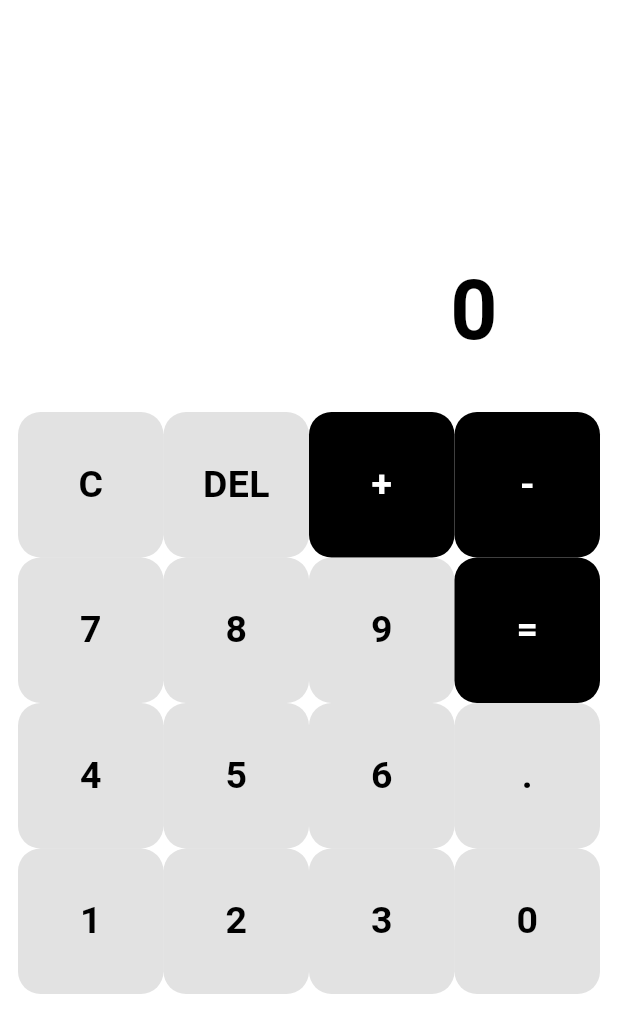
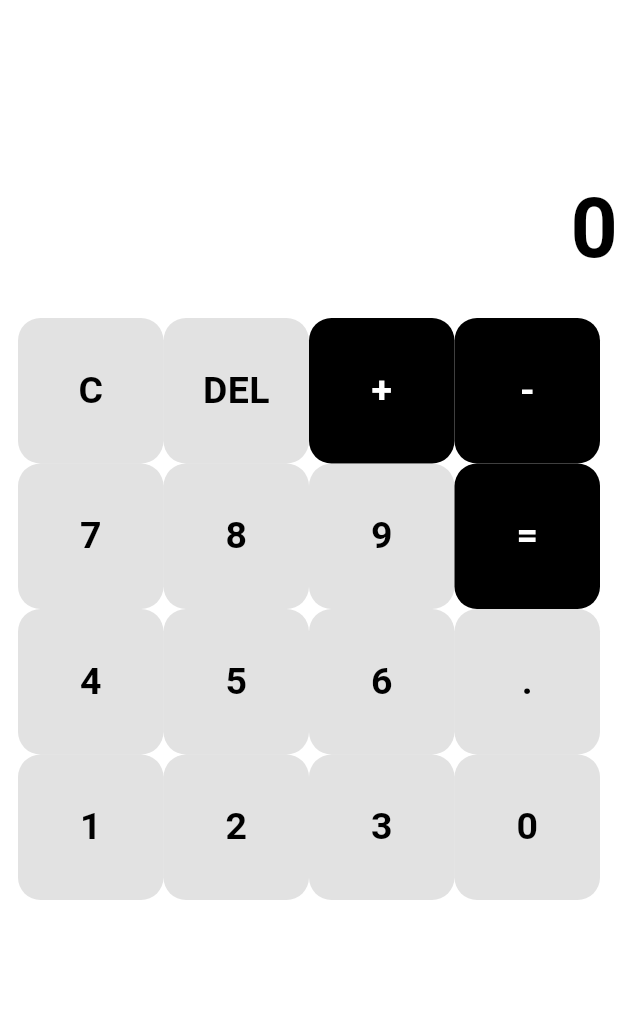
Before and after one commit to Cantikaadyah/Tugas2_TPM_123200091_123210153_123210169, a Flutter app: the CalculatorPage screen opened directly, on a phone screen of 412 x 824 dp. Shown: the top 1033 px of the screen. Run offline on Flutter 3.47's test engine with Material 3 defaults, Android fonts, the phone set to English and light mode, and no system bars; our stand-ins replace math_expressions.

Commit message:
first commit

```diff
--- a/lib/calculatorpage.dart
+++ b/lib/calculatorpage.dart
@@ -2,7 +2,7 @@ import 'package:flutter/material.dart';
 import 'package:math_expressions/math_expressions.dart';
 
 class CalculatorPage extends StatefulWidget {
-  const CalculatorPage({super.key});
+  const CalculatorPage({Key? key});
 
   @override
   _CalculatorPageState createState() => _CalculatorPageState();
@@ -13,26 +13,37 @@ class _CalculatorPageState extends State<CalculatorPage> {
   var answer = '0';
 
   final List<String> buttons = [
-    'C', 'DEL', '+', '-',
-    '7', '8', '9', '=',
-    '4', '5', '6', '.',
-    '1', '2', '3', '0',
+    'C',
+    'DEL',
+    '+',
+    '-',
+    '7',
+    '8',
+    '9',
+    '=',
+    '4',
+    '5',
+    '6',
+    '.',
+    '1',
+    '2',
+    '3',
+    '0',
   ];
 
   @override
   Widget build(BuildContext context) {
     return Scaffold(
       backgroundColor: Colors.white,
-      body: Column(
-        children: [
-          Expanded(
-            flex: 2,
-            child: Container(
+      body: SingleChildScrollView(
+        child: Column(
+          children: [
+            SizedBox(height: 70), // Adding some space at the top
+            Container(
               child: Column(
                 mainAxisAlignment: MainAxisAlignment.spaceEvenly,
                 children: [
                   Container(
-                    padding: EdgeInsets.only(right: 300, top: 70, left: 300),
                     alignment: Alignment.centerRight,
                     child: Text(
                       userInput,
@@ -44,7 +55,6 @@ class _CalculatorPageState extends State<CalculatorPage> {
                     ),
                   ),
                   Container(
-                    padding: EdgeInsets.only(right: 300, left: 300),
                     alignment: Alignment.centerRight,
                     child: Text(
                       answer,
@@ -58,14 +68,14 @@ class _CalculatorPageState extends State<CalculatorPage> {
                 ],
               ),
             ),
-          ),
-          Expanded(
-            flex: 4,
-            child: Container(
+            SizedBox(
+                height: 20), // Adding some space between display and buttons
+            Container(
               height: 400,
-              width: 400,
               margin: EdgeInsets.symmetric(horizontal: 12),
               child: GridView.builder(
+                physics:
+                    NeverScrollableScrollPhysics(), // Disable GridView scrolling
                 itemCount: buttons.length,
                 gridDelegate: SliverGridDelegateWithFixedCrossAxisCount(
                   crossAxisCount: 4,
@@ -86,8 +96,8 @@ class _CalculatorPageState extends State<CalculatorPage> {
                 },
               ),
             ),
-          ),
-        ],
+          ],
+        ),
       ),
     );
   }
@@ -126,7 +136,7 @@ class MyButton extends StatelessWidget {
   final Color color;
   final Color textColor;
   final String buttonText;
-  final Function buttontapped;
+  final Function() buttontapped;
 
   MyButton({
     required this.color,
@@ -138,7 +148,7 @@ class MyButton extends StatelessWidget {
   @override
   Widget build(BuildContext context) {
     return GestureDetector(
-      onTap: () => buttontapped(),
+      onTap: buttontapped,
       child: Container(
         decoration: BoxDecoration(
           color: color,
--- a/lib/homepage.dart
+++ b/lib/homepage.dart
@@ -22,7 +22,7 @@ class HomePageState extends State<HomePage> {
       },
       {
         'nama': 'Niken Riri',
-        'nim': ' ',
+        'nim': '123200091',
         'kelas': 'IF-E',
       },
     ]
--- a/lib/loginpage.dart
+++ b/lib/loginpage.dart
@@ -3,7 +3,7 @@ import 'package:flutter/src/widgets/framework.dart';
 import 'package:tugastpm1/bottomnavigation.dart';
 
 class LoginPage extends StatelessWidget {
-  const LoginPage({super.key});
+  const LoginPage({Key? key});
 
   @override
   Widget build(BuildContext context) {
@@ -11,7 +11,8 @@ class LoginPage extends StatelessWidget {
       appBar: AppBar(
         title: Text("Login Page"),
       ),
-        body: Center(
+      body: SingleChildScrollView(
+        child: Center(
           child: Column(
             crossAxisAlignment: CrossAxisAlignment.center,
             mainAxisAlignment: MainAxisAlignment.center,
@@ -52,13 +53,19 @@ class LoginPage extends StatelessWidget {
                   ),
                   child: const Text('Login'),
                   onPressed: () {
-                      Navigator.pushReplacement(context,
-                        MaterialPageRoute(builder: (context) => BottomNavigation()),
+                    Navigator.pushReplacement(
+                      context,
+                      MaterialPageRoute(
+                        builder: (context) => BottomNavigation(),
+                      ),
                     );
                   },
-                  )),
+                ),
+              ),
             ],
           ),
-        ));
+        ),
+      ),
+    );
   }
 }
```
Lines whose indentation alone changed are shown as unchanged.
